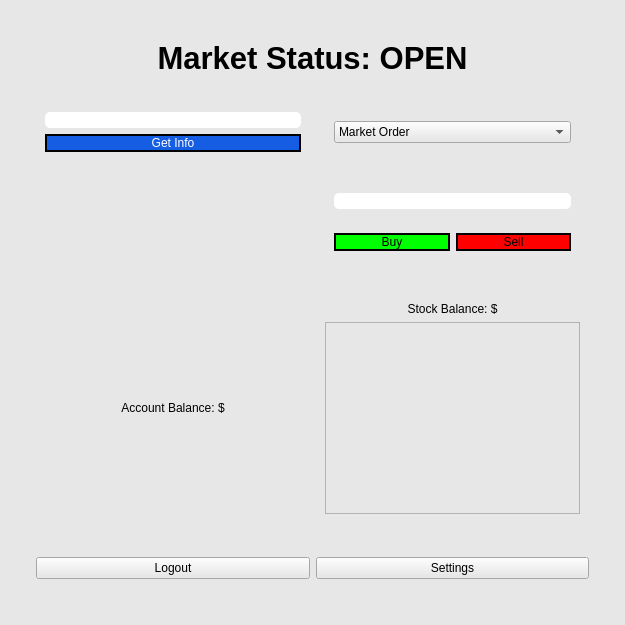
This is stockgui.ui in beauskers/Stock-Project as Qt 5 draws it before an edit. The edited form follows.
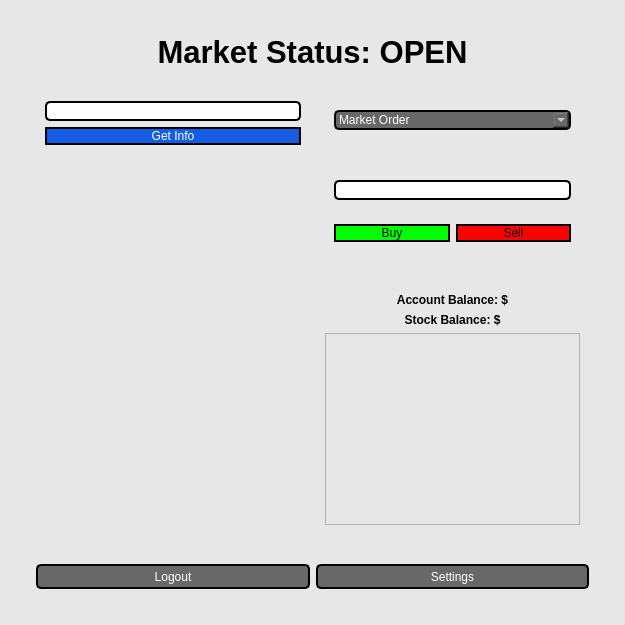
This is the edited form. The open tabs and pages were chosen to show the change.

Patch:
```diff
--- a/stockgui.ui
+++ b/stockgui.ui
@@ -766,11 +766,18 @@
                      <verstretch>0</verstretch>
                     </sizepolicy>
                    </property>
+                   <property name="font">
+                    <font>
+                     <weight>50</weight>
+                     <bold>false</bold>
+                    </font>
+                   </property>
                    <property name="styleSheet">
                     <string notr="true">background-color: rgb(255, 255, 255);
 border-width: 10px;
 border-radius: 5px;
-color: rgb(0, 0, 0);</string>
+color: rgb(0, 0, 0);
+border: 2px solid black;</string>
                    </property>
                    <property name="text">
                     <string/>
@@ -792,12 +799,22 @@
                     </size>
                    </property>
                    <property name="styleSheet">
-                    <string notr="true">background-color: rgb(21, 94, 228);
+                    <string notr="true">QPushButton {
+background-color: rgb(21, 94, 228);
 color: rgb(255, 255, 255);
 border-style: solid;
 border-color: black;
 border-width: 2px;
 border-radius: 10px;
+}
+QPushButton:hover {
+    background-color: rgb(30, 69, 203);
+}
+
+QPushButton:pressed {
+    background-color: rgb(0, 39, 173);
+}
+
 </string>
                    </property>
                    <property name="text">
@@ -828,6 +845,12 @@
               </item>
               <item>
                <widget class="QWidget" name="widget_5" native="true">
+                <property name="sizePolicy">
+                 <sizepolicy hsizetype="Preferred" vsizetype="Fixed">
+                  <horstretch>0</horstretch>
+                  <verstretch>0</verstretch>
+                 </sizepolicy>
+                </property>
                 <layout class="QVBoxLayout" name="verticalLayout_19">
                  <item>
                   <widget class="QWidget" name="widget_8" native="true">
@@ -841,7 +864,10 @@
                        </size>
                       </property>
                       <property name="styleSheet">
-                       <string notr="true">color: rgb(0, 0, 0);</string>
+                       <string notr="true">background-color: rgb(104, 104, 104);
+border-radius: 5px;
+color: rgb(255, 255, 255);
+border: 2px solid black;</string>
                       </property>
                       <item>
                        <property name="text">
@@ -893,16 +919,23 @@
                     <item>
                      <widget class="QLineEdit" name="amountEnter">
                       <property name="sizePolicy">
-                       <sizepolicy hsizetype="Preferred" vsizetype="Fixed">
+                       <sizepolicy hsizetype="Preferred" vsizetype="Preferred">
                         <horstretch>0</horstretch>
                         <verstretch>0</verstretch>
                        </sizepolicy>
                       </property>
+                      <property name="font">
+                       <font>
+                        <weight>50</weight>
+                        <bold>false</bold>
+                       </font>
+                      </property>
                       <property name="styleSheet">
                        <string notr="true">background-color: rgb(255, 255, 255);
 border-width: 10px;
 border-radius: 5px;
-color: rgb(0, 0, 0);</string>
+color: rgb(0, 0, 0);
+border: 2px solid black;</string>
                       </property>
                      </widget>
                     </item>
@@ -926,14 +959,35 @@
                    <layout class="QHBoxLayout" name="horizontalLayout_4">
                     <item>
                      <widget class="QPushButton" name="buyButton">
+                      <property name="sizePolicy">
+                       <sizepolicy hsizetype="Minimum" vsizetype="Minimum">
+                        <horstretch>0</horstretch>
+                        <verstretch>0</verstretch>
+                       </sizepolicy>
+                      </property>
+                      <property name="maximumSize">
+                       <size>
+                        <width>16777215</width>
+                        <height>16777215</height>
+                       </size>
+                      </property>
                       <property name="styleSheet">
-                       <string notr="true">background-color: rgb(0, 255, 0);
-color: rgb(0, 0, 0);
-border-style: solid;
-border-color: black;
-border-width: 2px;
-border-radius: 10px;
-</string>
+                       <string notr="true">QPushButton {
+    background-color: rgb(0, 255, 0);
+    color: rgb(0, 0, 0);
+    border-style: solid;
+    border-color: black;
+    border-width: 2px;
+    border-radius: 10px;
+}
+
+QPushButton:hover {
+    background-color: rgb(0, 230, 0);
+}
+
+QPushButton:pressed {
+    background-color: rgb(0, 200, 0);
+}</string>
                       </property>
                       <property name="text">
                        <string>Buy</string>
@@ -942,13 +996,29 @@
                     </item>
                     <item>
                      <widget class="QPushButton" name="sellButton">
+                      <property name="maximumSize">
+                       <size>
+                        <width>16777215</width>
+                        <height>16777215</height>
+                       </size>
+                      </property>
                       <property name="styleSheet">
-                       <string notr="true">background-color: rgb(255, 0, 0);
+                       <string notr="true">QPushButton {
+background-color: rgb(255, 0, 0);
 color: rgb(0, 0, 0);
 border-style: solid;
 border-color: black;
 border-width: 2px;
 border-radius: 10px;
+}
+
+QPushButton:hover {
+    background-color: rgb(230, 0, 0);
+}
+
+QPushButton:pressed {
+    background-color: rgb(200, 0, 0);
+}
 </string>
                       </property>
                       <property name="text">
@@ -970,26 +1040,31 @@
              <layout class="QHBoxLayout" name="horizontalLayout_2">
               <item>
                <widget class="QWidget" name="widget_6" native="true">
-                <layout class="QVBoxLayout" name="verticalLayout_24">
-                 <item>
-                  <widget class="QLabel" name="balLabel">
-                   <property name="styleSheet">
-                    <string notr="true">color: rgb(0, 0, 0);</string>
-                   </property>
-                   <property name="text">
-                    <string>Account Balance: $</string>
-                   </property>
-                   <property name="alignment">
-                    <set>Qt::AlignCenter</set>
-                   </property>
-                  </widget>
-                 </item>
-                </layout>
+                <layout class="QVBoxLayout" name="verticalLayout_24"/>
                </widget>
               </item>
               <item>
                <widget class="QWidget" name="widget_4" native="true">
                 <layout class="QVBoxLayout" name="verticalLayout_23">
+                 <item>
+                  <widget class="QLabel" name="balLabel">
+                   <property name="font">
+                    <font>
+                     <weight>75</weight>
+                     <bold>true</bold>
+                    </font>
+                   </property>
+                   <property name="styleSheet">
+                    <string notr="true">color: rgb(0, 0, 0);</string>
+                   </property>
+                   <property name="text">
+                    <string>Account Balance: $</string>
+                   </property>
+                   <property name="alignment">
+                    <set>Qt::AlignCenter</set>
+                   </property>
+                  </widget>
+                 </item>
                  <item>
                   <widget class="QLabel" name="stockBal">
                    <property name="sizePolicy">
@@ -998,6 +1073,12 @@
                      <verstretch>0</verstretch>
                     </sizepolicy>
                    </property>
+                   <property name="font">
+                    <font>
+                     <weight>75</weight>
+                     <bold>true</bold>
+                    </font>
+                   </property>
                    <property name="styleSheet">
                     <string notr="true">color: rgb(0, 0, 0);</string>
                    </property>
@@ -1031,7 +1112,7 @@
              </layout>
             </widget>
            </item>
-           <item>
+           <item alignment="Qt::AlignBottom">
             <widget class="QWidget" name="widget_10" native="true">
              <property name="maximumSize">
               <size>
@@ -1042,8 +1123,27 @@
              <layout class="QHBoxLayout" name="horizontalLayout_6">
               <item>
                <widget class="QPushButton" name="logoutBtn">
+                <property name="minimumSize">
+                 <size>
+                  <width>0</width>
+                  <height>25</height>
+                 </size>
+                </property>
                 <property name="styleSheet">
-                 <string notr="true">color: rgb(0, 0, 0);</string>
+                 <string notr="true">QPushButton {
+background-color: rgb(104, 104, 104);
+border-radius: 5px;
+color: rgb(255, 255, 255);
+border: 2px solid black;
+}
+
+QPushButton:hover {
+    background-color: rgb(79, 79, 79);
+}
+
+QPushButton:pressed {
+    background-color: rgb(49, 49, 49);
+}</string>
                 </property>
                 <property name="text">
                  <string>Logout</string>
@@ -1052,8 +1152,27 @@
               </item>
               <item>
                <widget class="QPushButton" name="toSettingsBtn">
+                <property name="minimumSize">
+                 <size>
+                  <width>0</width>
+                  <height>25</height>
+                 </size>
+                </property>
                 <property name="styleSheet">
-                 <string notr="true">color: rgb(0, 0, 0);</string>
+                 <string notr="true">QPushButton {
+background-color: rgb(104, 104, 104);
+border-radius: 5px;
+color: rgb(255, 255, 255);
+border: 2px solid black;
+}
+
+QPushButton:hover {
+    background-color: rgb(79, 79, 79);
+}
+
+QPushButton:pressed {
+    background-color: rgb(49, 49, 49);
+}</string>
                 </property>
                 <property name="text">
                  <string>Settings</string>
```
Left out of the diff: 64 changed lines with no effect on the pictures.
